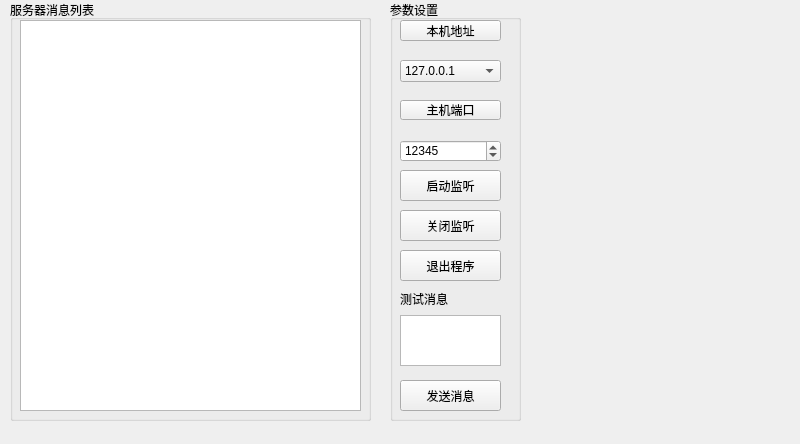
AuroraDev-shuyu/NetTools, file formquicserver.ui: the form before one commit.
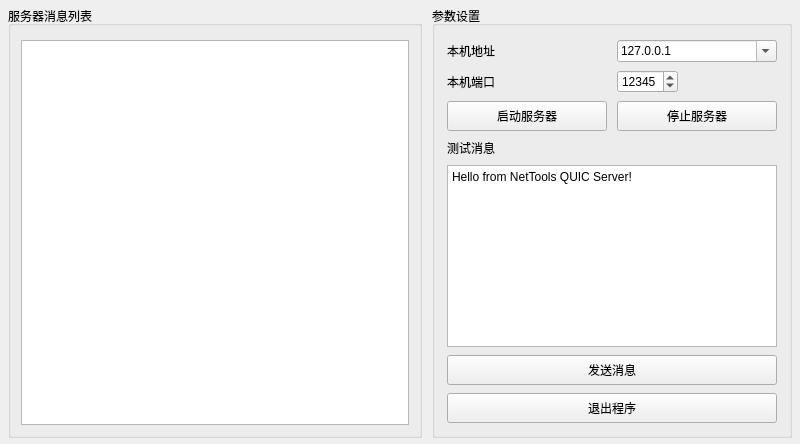
The form after the commit. Icons and pictures are not drawn.

Commit message: feat:增加QUIC模块，同时对MQTT模块进行优化

The edit to the form file:
```diff
--- a/formquicserver.ui
+++ b/formquicserver.ui
@@ -13,193 +13,205 @@
   <property name="windowTitle">
    <string>Form</string>
   </property>
-  <widget class="QLabel" name="label_2">
-   <property name="geometry">
-    <rect>
-     <x>400</x>
-     <y>288</y>
-     <width>101</width>
-     <height>21</height>
-    </rect>
+  <layout class="QHBoxLayout" name="horizontalLayout">
+   <property name="spacing">
+    <number>10</number>
    </property>
-   <property name="text">
-    <string>测试消息</string>
+   <property name="leftMargin">
+    <number>8</number>
    </property>
-  </widget>
-  <widget class="QGroupBox" name="groupBox">
-   <property name="geometry">
-    <rect>
-     <x>10</x>
-     <y>0</y>
-     <width>361</width>
-     <height>421</height>
-    </rect>
+   <property name="topMargin">
+    <number>6</number>
    </property>
-   <property name="title">
-    <string>服务器消息列表</string>
+   <property name="rightMargin">
+    <number>8</number>
    </property>
-   <widget class="QTextEdit" name="ListWidget_QUICServerListMsg">
-    <property name="geometry">
-     <rect>
-      <x>10</x>
-      <y>20</y>
-      <width>341</width>
-      <height>391</height>
-     </rect>
-    </property>
-   </widget>
-  </widget>
-  <widget class="QGroupBox" name="groupBox_3">
-   <property name="geometry">
-    <rect>
-     <x>390</x>
-     <y>0</y>
-     <width>131</width>
-     <height>421</height>
-    </rect>
+   <property name="bottomMargin">
+    <number>6</number>
    </property>
-   <property name="title">
-    <string>参数设置</string>
-   </property>
-   <widget class="QPlainTextEdit" name="plainTextEdit_QUICServerSendData">
-    <property name="geometry">
-     <rect>
-      <x>10</x>
-      <y>315</y>
-      <width>101</width>
-      <height>51</height>
-     </rect>
-    </property>
-   </widget>
-   <widget class="QSpinBox" name="spinBox_QUICServerPort">
-    <property name="geometry">
-     <rect>
-      <x>10</x>
-      <y>140</y>
-      <width>101</width>
-      <height>22</height>
-     </rect>
-    </property>
-    <property name="maximum">
-     <number>65535</number>
-    </property>
-    <property name="value">
-     <number>12345</number>
-    </property>
-   </widget>
-   <widget class="QPushButton" name="pushButton_QUICServerSendMsg">
-    <property name="geometry">
-     <rect>
-      <x>10</x>
-      <y>380</y>
-      <width>101</width>
-      <height>31</height>
-     </rect>
-    </property>
-    <property name="text">
-     <string>发送消息</string>
-    </property>
-    <property name="icon">
-     <iconset resource="images.qrc">
-      <normaloff>:/new/prefix1/images/sendmsg2.ico</normaloff>:/new/prefix1/images/sendmsg2.ico</iconset>
-    </property>
-   </widget>
-   <widget class="QPushButton" name="pushButton_QUICServerStop">
-    <property name="geometry">
-     <rect>
-      <x>10</x>
-      <y>210</y>
-      <width>101</width>
-      <height>31</height>
-     </rect>
-    </property>
-    <property name="text">
-     <string>关闭监听</string>
-    </property>
-    <property name="icon">
-     <iconset resource="images.qrc">
-      <normaloff>:/new/prefix1/images/stop.ico</normaloff>:/new/prefix1/images/stop.ico</iconset>
-    </property>
-   </widget>
-   <widget class="QPushButton" name="pushButton_QUICServerStart">
-    <property name="geometry">
-     <rect>
-      <x>10</x>
-      <y>170</y>
-      <width>101</width>
-      <height>31</height>
-     </rect>
-    </property>
-    <property name="text">
-     <string>启动监听</string>
-    </property>
-    <property name="icon">
-     <iconset resource="images.qrc">
-      <normaloff>:/new/prefix1/images/start.ico</normaloff>:/new/prefix1/images/start.ico</iconset>
-    </property>
-   </widget>
-   <widget class="QPushButton" name="pushButton_2">
-    <property name="geometry">
-     <rect>
-      <x>10</x>
-      <y>100</y>
-      <width>101</width>
-      <height>20</height>
-     </rect>
-    </property>
-    <property name="text">
-     <string>主机端口</string>
-    </property>
-   </widget>
-   <widget class="QComboBox" name="comboBox_QUICServerIP">
-    <property name="geometry">
-     <rect>
-      <x>10</x>
-      <y>60</y>
-      <width>101</width>
-      <height>22</height>
-     </rect>
-    </property>
-    <item>
-     <property name="text">
-      <string>127.0.0.1</string>
+   <item>
+    <widget class="QGroupBox" name="groupBox">
+     <property name="title">
+      <string>服务器消息列表</string>
      </property>
-    </item>
-   </widget>
-   <widget class="QPushButton" name="pushButton_7">
-    <property name="geometry">
-     <rect>
-      <x>10</x>
-      <y>20</y>
-      <width>101</width>
-      <height>21</height>
-     </rect>
-    </property>
-    <property name="text">
-     <string>本机地址</string>
-    </property>
-   </widget>
-   <widget class="QPushButton" name="pushButton_QUICServerClose">
-    <property name="geometry">
-     <rect>
-      <x>10</x>
-      <y>250</y>
-      <width>101</width>
-      <height>31</height>
-     </rect>
-    </property>
-    <property name="text">
-     <string>退出程序</string>
-    </property>
-    <property name="icon">
-     <iconset resource="images.qrc">
-      <normaloff>:/new/prefix1/images/exit.ico</normaloff>:/new/prefix1/images/exit.ico</iconset>
-    </property>
-   </widget>
-  </widget>
-  <zorder>groupBox_3</zorder>
-  <zorder>label_2</zorder>
-  <zorder>groupBox</zorder>
+     <layout class="QVBoxLayout" name="verticalLayout">
+      <property name="leftMargin">
+       <number>10</number>
+      </property>
+      <property name="topMargin">
+       <number>14</number>
+      </property>
+      <property name="rightMargin">
+       <number>10</number>
+      </property>
+      <property name="bottomMargin">
+       <number>10</number>
+      </property>
+      <item>
+       <widget class="QTextEdit" name="ListWidget_QUICServerListMsg">
+        <property name="readOnly">
+         <bool>true</bool>
+        </property>
+       </widget>
+      </item>
+     </layout>
+    </widget>
+   </item>
+   <item>
+    <widget class="QGroupBox" name="groupBox_3">
+     <property name="minimumSize">
+      <size>
+       <width>360</width>
+       <height>0</height>
+      </size>
+     </property>
+     <property name="title">
+      <string>参数设置</string>
+     </property>
+     <layout class="QGridLayout" name="gridLayout_3">
+      <property name="leftMargin">
+       <number>12</number>
+      </property>
+      <property name="topMargin">
+       <number>14</number>
+      </property>
+      <property name="rightMargin">
+       <number>12</number>
+      </property>
+      <property name="bottomMargin">
+       <number>12</number>
+      </property>
+      <property name="horizontalSpacing">
+       <number>10</number>
+      </property>
+      <property name="verticalSpacing">
+       <number>8</number>
+      </property>
+      <item row="0" column="0">
+       <widget class="QLabel" name="label">
+        <property name="text">
+         <string>本机地址</string>
+        </property>
+       </widget>
+      </item>
+      <item row="0" column="1">
+       <widget class="QComboBox" name="comboBox_QUICServerIP">
+        <property name="editable">
+         <bool>true</bool>
+        </property>
+        <item>
+         <property name="text">
+          <string>127.0.0.1</string>
+         </property>
+        </item>
+       </widget>
+      </item>
+      <item row="1" column="0">
+       <widget class="QLabel" name="labelPort">
+        <property name="text">
+         <string>本机端口</string>
+        </property>
+       </widget>
+      </item>
+      <item row="1" column="1" alignment="Qt::AlignLeft">
+       <widget class="QSpinBox" name="spinBox_QUICServerPort">
+        <property name="maximumSize">
+         <size>
+          <width>120</width>
+          <height>16777215</height>
+         </size>
+        </property>
+        <property name="maximum">
+         <number>65535</number>
+        </property>
+        <property name="value">
+         <number>12345</number>
+        </property>
+       </widget>
+      </item>
+      <item row="2" column="0" colspan="2">
+       <layout class="QHBoxLayout" name="horizontalLayout_2">
+        <property name="spacing">
+         <number>10</number>
+        </property>
+        <item>
+         <widget class="QPushButton" name="pushButton_QUICServerStart">
+          <property name="minimumSize">
+           <size>
+            <width>0</width>
+            <height>30</height>
+           </size>
+          </property>
+          <property name="text">
+           <string>启动服务器</string>
+          </property>
+         </widget>
+        </item>
+        <item>
+         <widget class="QPushButton" name="pushButton_QUICServerStop">
+          <property name="minimumSize">
+           <size>
+            <width>0</width>
+            <height>30</height>
+           </size>
+          </property>
+          <property name="text">
+           <string>停止服务器</string>
+          </property>
+         </widget>
+        </item>
+       </layout>
+      </item>
+      <item row="3" column="0" colspan="2">
+       <widget class="QLabel" name="label_2">
+        <property name="text">
+         <string>测试消息</string>
+        </property>
+       </widget>
+      </item>
+      <item row="4" column="0" colspan="2">
+       <widget class="QPlainTextEdit" name="plainTextEdit_QUICServerSendData">
+        <property name="minimumSize">
+         <size>
+          <width>0</width>
+          <height>56</height>
+         </size>
+        </property>
+        <property name="plainText">
+         <string>Hello from NetTools QUIC Server!</string>
+        </property>
+       </widget>
+      </item>
+      <item row="5" column="0" colspan="2">
+       <widget class="QPushButton" name="pushButton_QUICServerSendMsg">
+        <property name="minimumSize">
+         <size>
+          <width>0</width>
+          <height>30</height>
+         </size>
+        </property>
+        <property name="text">
+         <string>发送消息</string>
+        </property>
+       </widget>
+      </item>
+      <item row="6" column="0" colspan="2">
+       <widget class="QPushButton" name="pushButton_QUICServerClose">
+        <property name="minimumSize">
+         <size>
+          <width>0</width>
+          <height>30</height>
+         </size>
+        </property>
+        <property name="text">
+         <string>退出程序</string>
+        </property>
+       </widget>
+      </item>
+     </layout>
+    </widget>
+   </item>
+  </layout>
  </widget>
  <resources>
   <include location="images.qrc"/>
```
Left out of the diff: 3 changed lines with no effect on the pictures. The commit also changes 45 other files.
